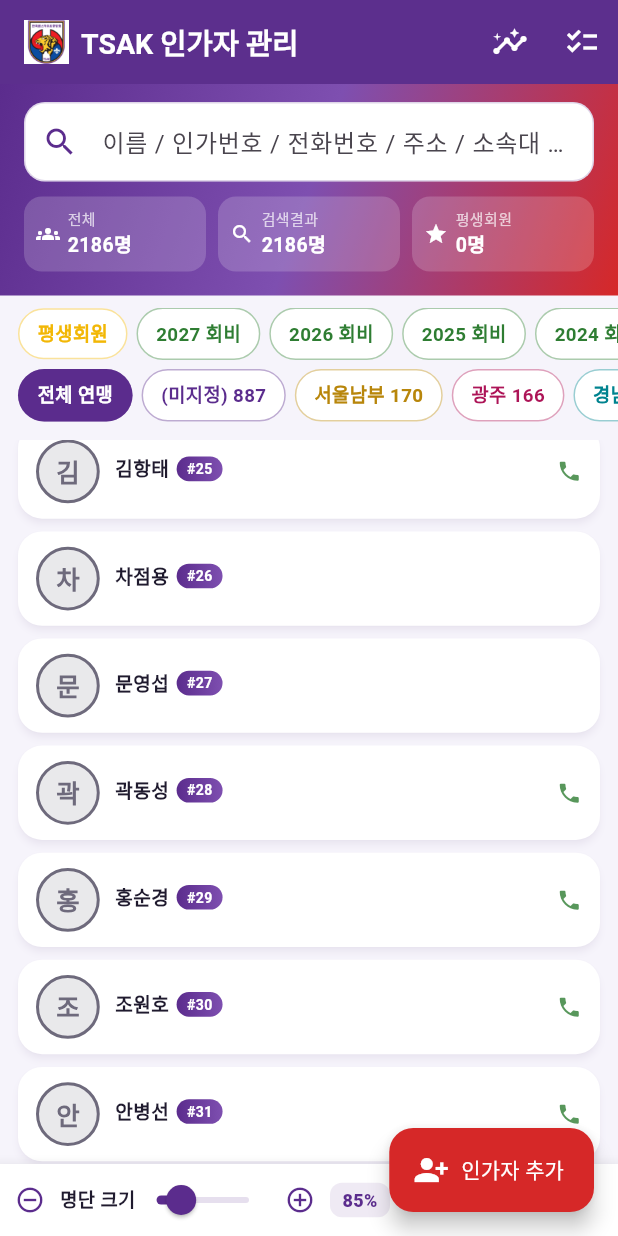
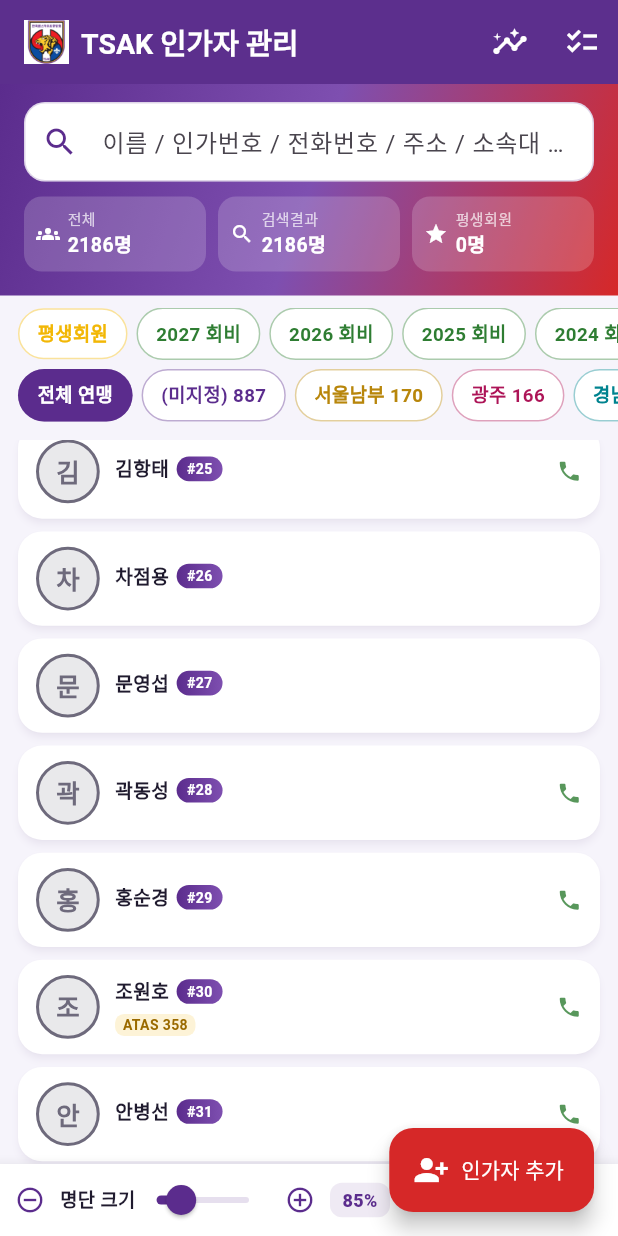
Before and after one commit to june7486/TSAK.KR_Data, a Flutter app: the screen it shows after launch, scrolled down 1728 dp, on a phone screen of 412 x 824 dp. Run offline on Flutter 3.47's test engine with Material 3 defaults, Android fonts, the phone set to English and light mode, and no system bars; our stand-ins replace hive_flutter, image_picker, pdf, printing, qr_flutter, shared_preferences; missing offline and left inert: excel, file_saver, mobile_scanner; accounts and stored records are empty.

Commit message:
genspark auto-backup

```diff
--- a/lib/widgets/member_card.dart
+++ b/lib/widgets/member_card.dart
@@ -143,15 +143,51 @@ class MemberCard extends StatelessWidget {
                         ],
                       ],
                     ),
-                    if (member.date.isNotEmpty) ...[
+                    if (member.date.isNotEmpty ||
+                        member.atasNo.isNotEmpty) ...[
                       SizedBox(height: 3 * s),
-                      Text(
-                        '인가 ${member.date}'
-                        '${member.atasNo.isNotEmpty ? '  ·  ATAS ${member.atasNo}' : ''}',
-                        style: TextStyle(
-                          color: AppColors.textGray.withValues(alpha: 0.85),
-                          fontSize: 11.5 * s,
-                        ),
+                      Row(
+                        children: [
+                          if (member.date.isNotEmpty)
+                            Text(
+                              '인가 ${member.date}',
+                              style: TextStyle(
+                                color:
+                                    AppColors.textGray.withValues(alpha: 0.85),
+                                fontSize: 11.5 * s,
+                              ),
+                            ),
+                          if (member.date.isNotEmpty &&
+                              member.atasNo.isNotEmpty)
+                            Text(
+                              '   ·   ',
+                              style: TextStyle(
+                                color:
+                                    AppColors.textGray.withValues(alpha: 0.85),
+                                fontSize: 11.5 * s,
+                              ),
+                            ),
+                          if (member.atasNo.isNotEmpty)
+                            Container(
+                              padding: EdgeInsets.symmetric(
+                                horizontal: 6 * s,
+                                vertical: 1 * s,
+                              ),
+                              decoration: BoxDecoration(
+                                color:
+                                    AppColors.tigerGold.withValues(alpha: 0.16),
+                                borderRadius: BorderRadius.circular(6),
+                              ),
+                              child: Text(
+                                'ATAS ${member.atasNo}',
+                                style: TextStyle(
+                                  color: const Color(0xFF9A6A00),
+                                  fontSize: 11 * s,
+                                  fontWeight: FontWeight.w700,
+                                ),
+                              ),
+                            ),
+                        ],
                       ),
                     ],
                   ],
```
Also changed, not shown: lib/services/member_repository.dart (+8 -3 lines), assets/data/members_seed.json.
